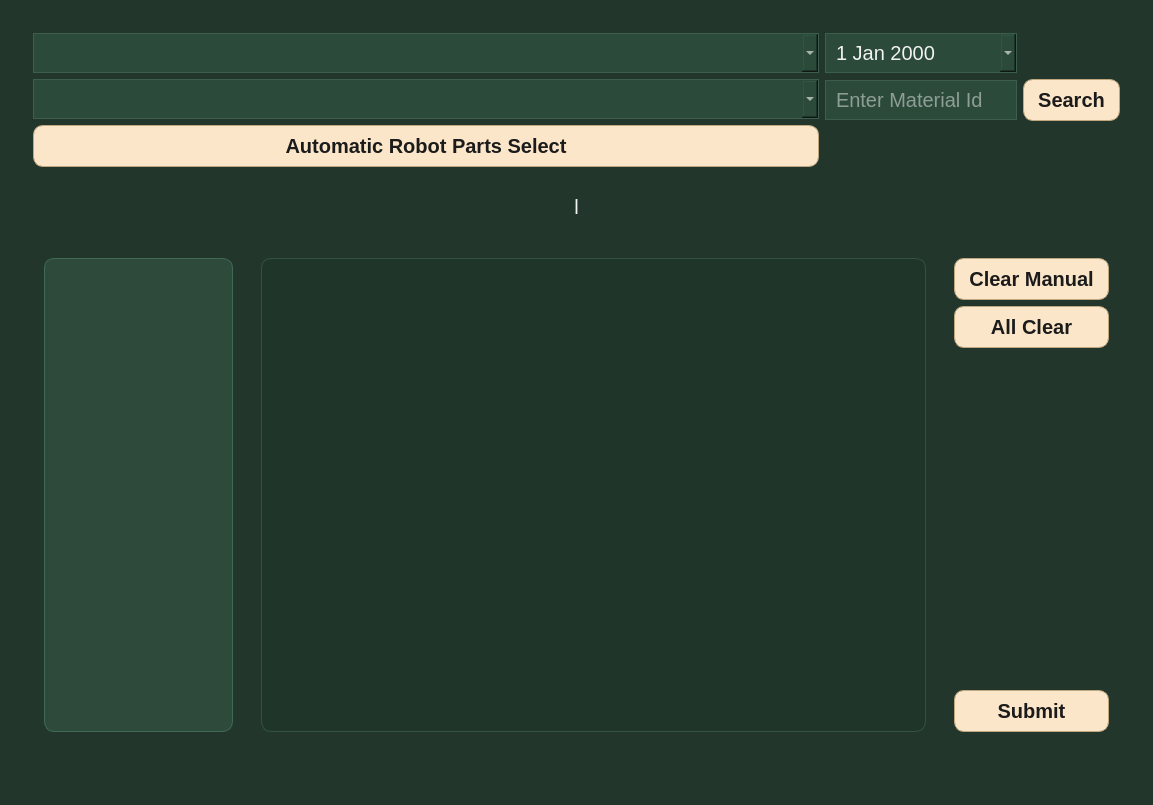
First picture: the form in autopurchase.ui, repository TwIntern24/autoPurchase, before the edit.
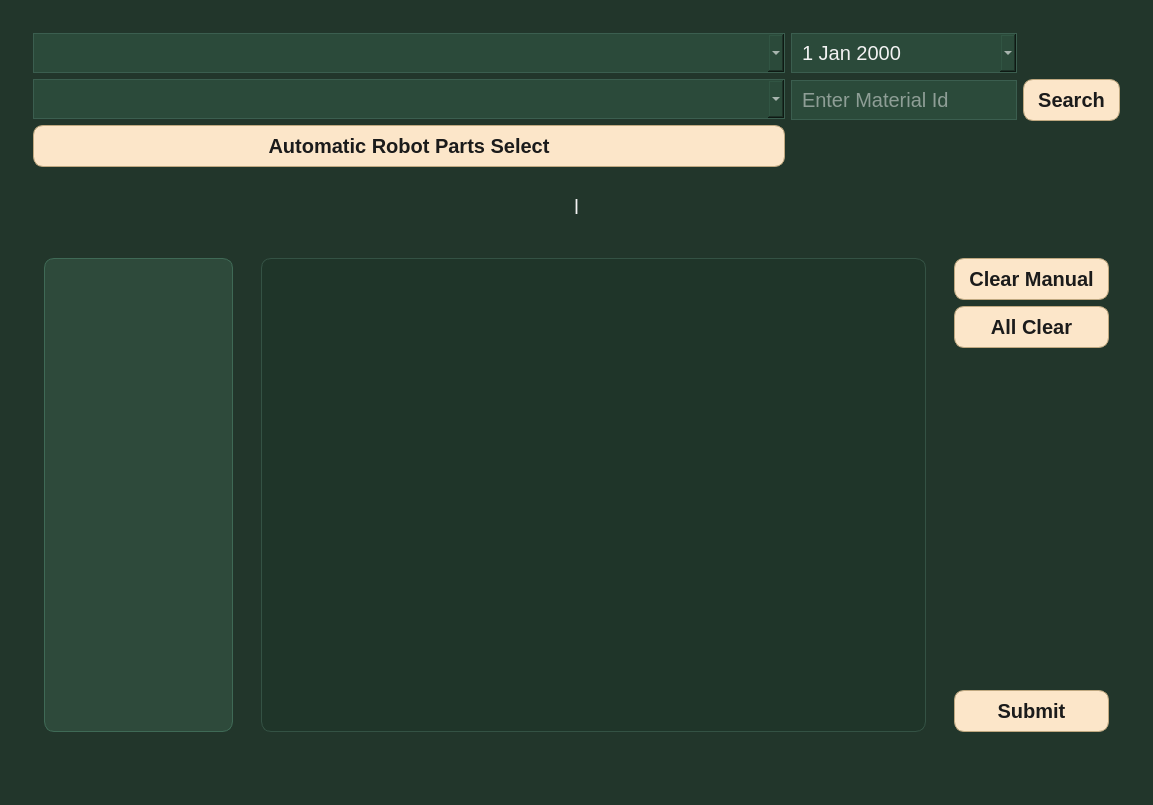
Second picture: the form after the edit.

What changed in the file:
```diff
--- a/autopurchase.ui
+++ b/autopurchase.ui
@@ -383,7 +383,7 @@
             <item row="1" column="0">
              <widget class="QLineEdit" name="lineSearchMaterial">
               <property name="sizePolicy">
-               <sizepolicy hsizetype="Fixed" vsizetype="Fixed">
+               <sizepolicy hsizetype="Minimum" vsizetype="Fixed">
                 <horstretch>0</horstretch>
                 <verstretch>0</verstretch>
                </sizepolicy>
```
